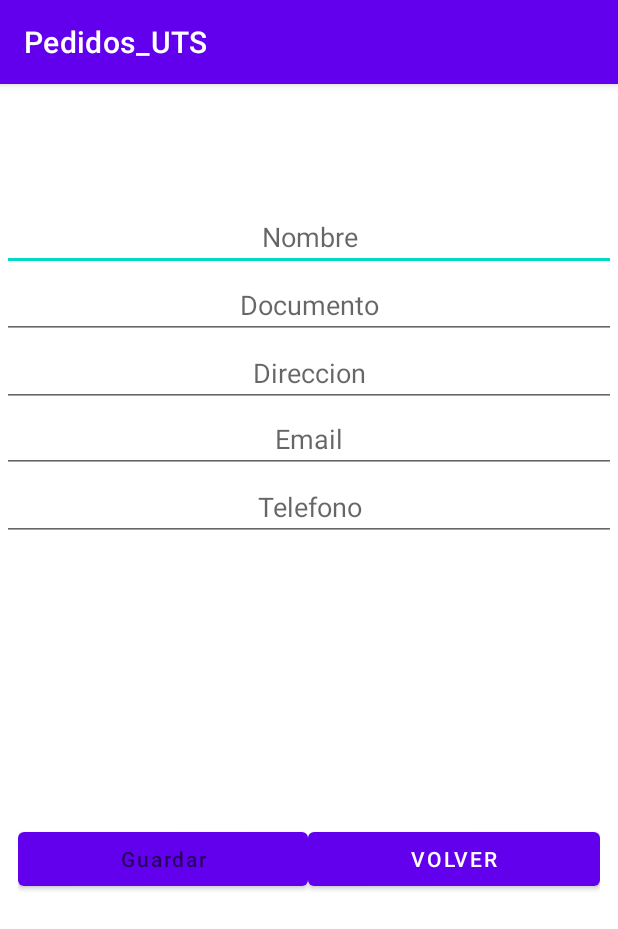
After one commit to brayanmezac/Pedidos_UTS, an Android app: the ClienteActivity screen opened directly, with no data from a screen before it, on a phone screen of 412 x 824 dp. The commit adds this screen. Shown: the top 929 px of the screen. Run offline under Robolectric (Android 15) with nearby library versions, the phone set to English and light mode, and no system bars.

Commit message:
Se completa el objetivo de la aplicación Propuesta más sin embargo persiste un  bug  los botones {lista de clientes y agregar clientes} dónde se encuentran invertidos a su vez tampoco se pueden editar los campos desde la lista de clientes

```diff
--- a/app/src/main/AndroidManifest.xml
+++ b/app/src/main/AndroidManifest.xml
@@ -9,7 +9,10 @@
         android:roundIcon="@mipmap/ic_launcher_round"
         android:supportsRtl="true"
         android:theme="@style/Theme.Pedidos_UTS">
-        <activity android:name=".VerProductoActivity"></activity>
+        <activity android:name=".VerClienteActivity"></activity>
+        <activity android:name=".ListarClientesActivity" />
+        <activity android:name=".ClienteActivity" />
+        <activity android:name=".VerProductoActivity" />
         <activity android:name=".ListarProductosActivity" />
         <activity android:name=".ProductoActivity" />
         <activity android:name=".MenuActivity" />
--- /dev/null
+++ b/app/src/main/res/layout/activity_cliente.xml
@@ -0,0 +1,105 @@
+<?xml version="1.0" encoding="utf-8"?>
+<androidx.constraintlayout.widget.ConstraintLayout xmlns:android="http://schemas.android.com/apk/res/android"
+    xmlns:app="http://schemas.android.com/apk/res-auto"
+    xmlns:tools="http://schemas.android.com/tools"
+    android:layout_width="match_parent"
+    android:layout_height="match_parent"
+    tools:context=".ClienteActivity">
+
+
+    <EditText
+        android:id="@+id/txtNombreCliente"
+        android:layout_width="409dp"
+        android:layout_height="wrap_content"
+        android:layout_marginTop="79dp"
+        android:ems="10"
+        android:inputType="textPersonName"
+        android:hint="Nombre"
+        android:textAlignment="center"
+        app:layout_constraintEnd_toEndOf="parent"
+        app:layout_constraintStart_toStartOf="parent"
+        app:layout_constraintTop_toTopOf="parent" />
+
+    <EditText
+        android:id="@+id/txtCelular"
+        android:layout_width="409dp"
+        android:layout_height="wrap_content"
+        android:ems="10"
+        android:inputType="phone"
+        android:hint="Telefono"
+        android:textAlignment="center"
+        app:layout_constraintEnd_toEndOf="parent"
+        app:layout_constraintStart_toStartOf="parent"
+        app:layout_constraintTop_toBottomOf="@+id/txtEmail" />
+
+    <EditText
+        android:id="@+id/txtDireccionCliente"
+        android:layout_width="409dp"
+        android:layout_height="wrap_content"
+        android:ems="10"
+        android:inputType="textPersonName"
+        android:hint="Direccion"
+        android:textAlignment="center"
+        app:layout_constraintEnd_toEndOf="parent"
+        app:layout_constraintStart_toStartOf="parent"
+        app:layout_constraintTop_toBottomOf="@+id/txtDocumentoCliente" />
+
+    <EditText
+        android:id="@+id/txtDocumentoCliente"
+        android:layout_width="409dp"
+        android:layout_height="wrap_content"
+        android:ems="10"
+        android:inputType="textPersonName"
+        android:hint="Documento"
+        android:textAlignment="center"
+        app:layout_constraintEnd_toEndOf="parent"
+        app:layout_constraintStart_toStartOf="parent"
+        app:layout_constraintTop_toBottomOf="@+id/txtNombreCliente" />
+
+    <EditText
+        android:id="@+id/txtEmail"
+        android:layout_width="409dp"
+        android:layout_height="wrap_content"
+        android:layout_marginTop="44dp"
+        android:ems="10"
+        android:inputType="textEmailAddress"
+        android:hint="Email"
+        android:textAlignment="center"
+        app:layout_constraintEnd_toEndOf="parent"
+        app:layout_constraintStart_toStartOf="parent"
+        app:layout_constraintTop_toTopOf="@+id/txtDireccionCliente" />
+
+    <LinearLayout
+        android:id="@+id/linearLayout"
+        android:layout_width="388dp"
+        android:layout_height="79dp"
+        android:layout_marginBottom="196dp"
+        android:orientation="horizontal"
+        app:layout_constraintBottom_toBottomOf="parent"
+        app:layout_constraintEnd_toEndOf="parent"
+        app:layout_constraintHorizontal_bias="0.5"
+        app:layout_constraintStart_toStartOf="parent">
+
+        <Button
+            android:id="@+id/button"
+            android:layout_width="wrap_content"
+            android:layout_height="wrap_content"
+            android:layout_weight="1"
+            android:hint="Guardar"
+            android:onClick="enviar"
+            app:iconTint="#FFFFFF"
+            tools:layout_editor_absoluteX="-2dp"
+            tools:layout_editor_absoluteY="87dp" />
+
+        <Button
+            android:id="@+id/button2"
+            android:layout_width="wrap_content"
+            android:layout_height="wrap_content"
+            android:layout_weight="1"
+            android:onClick="volver"
+            android:text="Volver"
+            tools:layout_editor_absoluteX="-11dp"
+            tools:layout_editor_absoluteY="87dp" />
+    </LinearLayout>
+
+</androidx.constraintlayout.widget.ConstraintLayout>
```
Also changed, not shown: app/src/main/java/co/edu/uts/sistemas/pedidos_uts/ClienteActivity.java (added, +54 -0 lines), app/src/main/java/co/edu/uts/sistemas/pedidos_uts/Informacion.java (+30 -0 lines), app/src/main/java/co/edu/uts/sistemas/pedidos_uts/ListarClientesActivity.java (added, +68 -0 lines), app/src/main/java/co/edu/uts/sistemas/pedidos_uts/MenuActivity.java (+15 -2 lines), app/src/main/java/co/edu/uts/sistemas/pedidos_uts/VerClienteActivity.java (added, +71 -0 lines), app/src/main/java/co/edu/uts/sistemas/pedidos_uts/model/Cliente.java (+64 -0 lines), app/src/main/res/layout/activity_listar_clientes.xml (added, +20 -0 lines), app/src/main/res/layout/activity_menu.xml (+29 -20 lines), app/src/main/res/layout/activity_ver_cliente.xml (added, +9 -0 lines).
